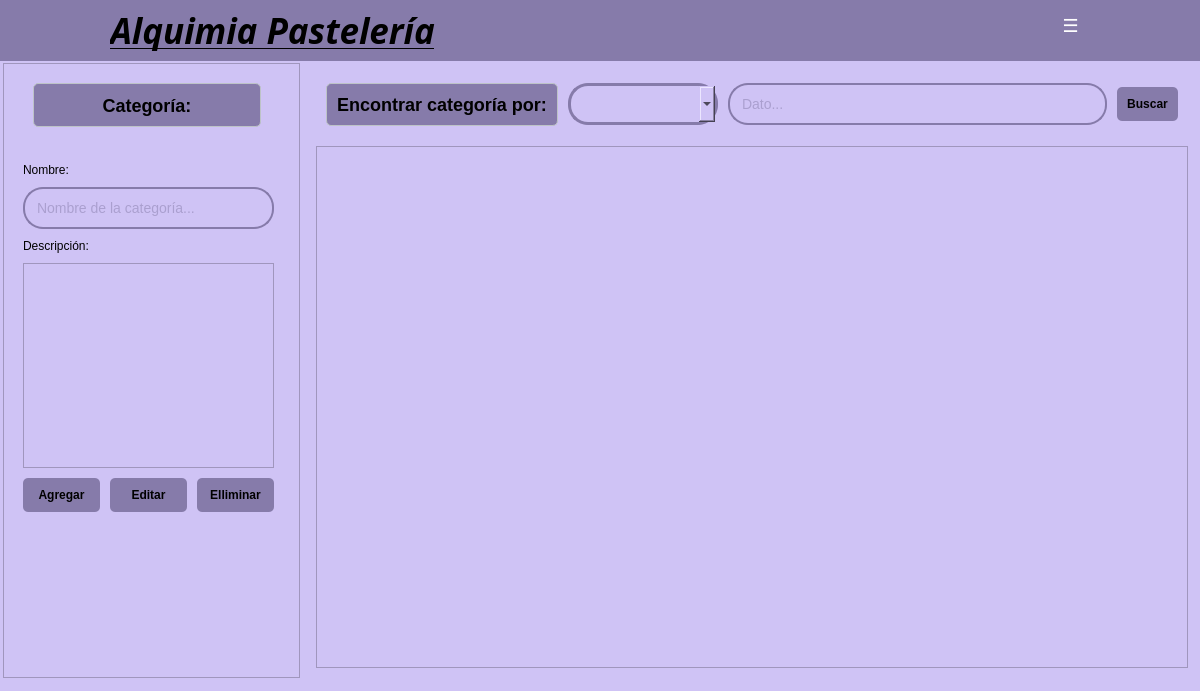
This is app/view/ui/categoriaView.ui in ErickSanat/POS-PythonQt as Qt 5 draws it before an edit. The edited form follows.
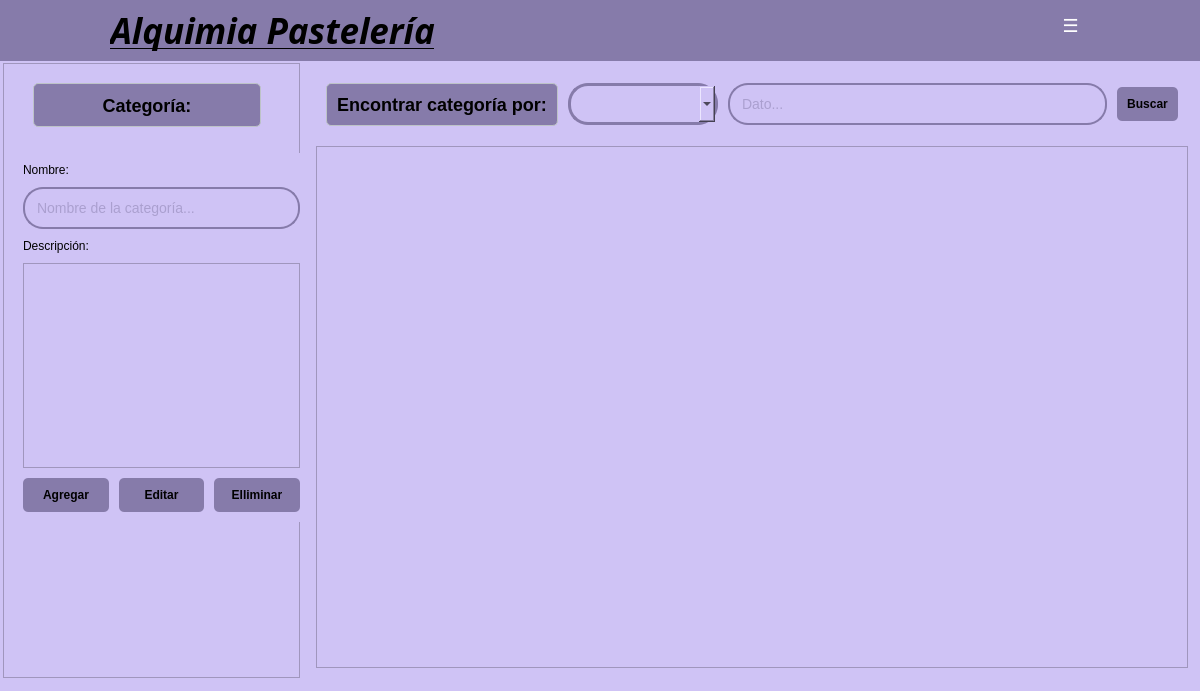
This is the edited form. Icons and pictures are not drawn.

Diff of the .ui file:
```diff
--- a/app/view/ui/categoriaView.ui
+++ b/app/view/ui/categoriaView.ui
@@ -105,7 +105,7 @@
          <rect>
           <x>10</x>
           <y>90</y>
-          <width>271</width>
+          <width>297</width>
           <height>369</height>
          </rect>
         </property>
```
Left out of the diff: 389 changed lines with no effect on the pictures.
